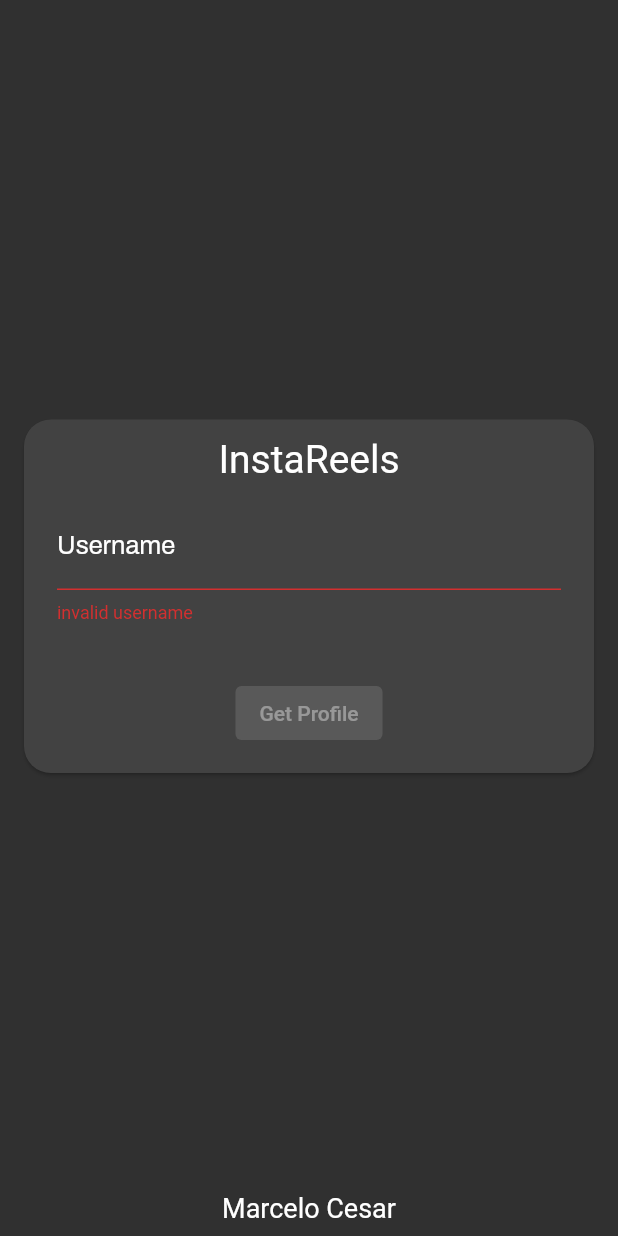
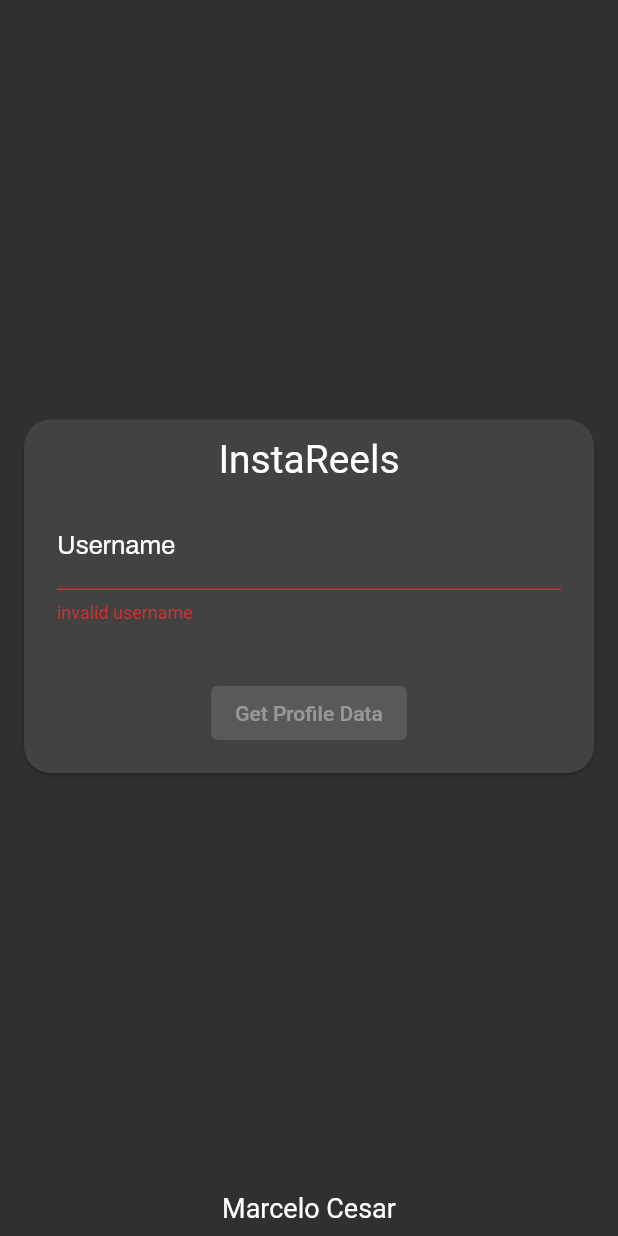
Before and after one commit to MarceloJSCesar/Flutter-Apps, a Flutter app: the screen it shows after launch, on a phone screen of 412 x 824 dp. Run offline on Flutter 3.47's test engine with Material 2 defaults, Android fonts, the phone set to English and light mode, and no system bars; our stand-ins replace flutter_mobx, google_fonts, mobx; generated files the repository leaves out were written again; Roboto replaces fonts that are missing (Aldrich).

Commit message:
nerw logic found, create my own classes that returns instagram user profile

```diff
--- a/insta_reels/lib/src/components/widgets/splash/splash_body.dart
+++ b/insta_reels/lib/src/components/widgets/splash/splash_body.dart
@@ -1,5 +1,7 @@
 import 'package:flutter/material.dart';
 import 'package:insta_reels/src/config/app_textstyle.dart';
+import 'package:insta_reels/src/packages/insta_downloader/insta_downloader.dart';
+import 'package:insta_reels/src/services/home_services.dart';
 
 class SplashBody extends StatelessWidget with AppTextStyle {
   final bool validateUsername;
@@ -55,8 +57,12 @@ class SplashBody extends StatelessWidget with AppTextStyle {
               ),
               SizedBox(height: 36),
               ElevatedButton(
-                onPressed: validateUsername ? () {} : null,
-                child: Text('Get Profile'),
+                onPressed: validateUsername
+                    ? () async => await FlutterInsta()
+                        .getProfileInfo('d__jordan_')
+                        .then((value) => value)
+                    : null,
+                child: Text('Get Profile Data'),
               ),
               SizedBox(height: 16),
             ],
--- a/insta_reels/lib/src/packages/insta_downloader/insta_downloader.dart
+++ b/insta_reels/lib/src/packages/insta_downloader/insta_downloader.dart
@@ -9,7 +9,7 @@ import './models/profile.dart';
 
 /// A Calculator.
 class FlutterInsta {
-  String BASE_URL = "https://www.instagram.com/";
+  String url = "https://www.instagram.com/d__jordan_/?__a=1";
   String _username, _fullname, _profilepicurl, _bio, _followers;
   String _category_name;
   String _videourl,
@@ -47,9 +47,12 @@ class FlutterInsta {
     }
   }
 
+  final uri = Uri.parse('https://www.instagram.com/d__jordan_/?__a=1');
+
   //get profile details
   Future<void> getProfileInfo(String username) async {
-    var response = await http.get(Uri.parse(BASE_URL + username + "/?__a=1"));
+    var response = await http.get(uri);
+    print('response body: ${response.body}');
     final Profile profiles = profileFromJson(response.body);
 
     var user = profiles.graphql.user;
```
Also changed, not shown: insta_reels/lib/src/services/home_services.dart (+8 -2 lines).
